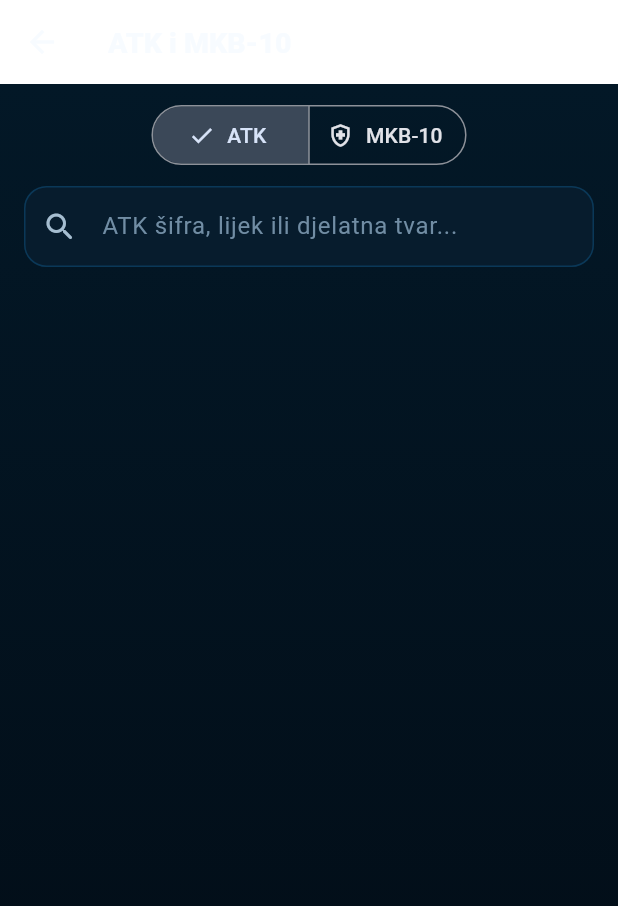
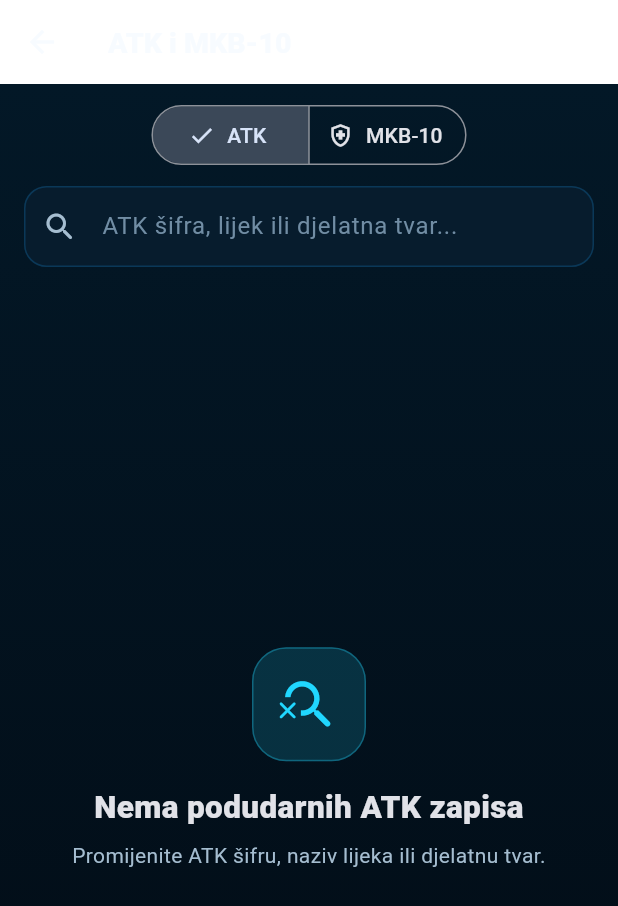
Before and after one commit to bren-wp/MediX, a Flutter app: the AppShell screen opened directly with empty values, after a tap on "ATK i MKB-10", on a phone screen of 412 x 824 dp. Shown: the top 906 px of the screen. Run offline on Flutter 3.47's test engine with Material 3 defaults, Android fonts, the phone set to English and light mode, and no system bars; our stand-ins replace flutter_local_notifications, flutter_timezone, shared_preferences, timezone; accounts and stored records are empty.

Commit message:
fix: make ATC and MKB classification states trustworthy

```diff
--- a/lib/features/classifications/classifications_screen.dart
+++ b/lib/features/classifications/classifications_screen.dart
@@ -37,28 +37,34 @@
   }
 
   Future<List<_IcdRecord>> _loadIcd10() async {
-    try {
     final raw = await rootBundle.loadString('assets/data/icd10.json');
     final decoded = jsonDecode(raw);
-      if (decoded is! Map) return _fallbackChapters;
+    if (decoded is! Map) {
+      throw const FormatException('Neispravan MKB-10 katalog.');
+    }
+
     final records = decoded['records'];
     if (records is! List || records.isEmpty) {
-        return _fallbackChapters;
+      throw const FormatException('MKB-10 katalog je prazan.');
     }
 
-      return records
+    final parsed = records
         .whereType<Map>()
         .map(
           (item) => _IcdRecord(
-              code: item['code']?.toString() ?? '',
-              title: item['title']?.toString() ?? '',
+            code: item['code']?.toString().trim() ?? '',
+            title: item['title']?.toString().trim() ?? '',
           ),
         )
         .where((item) => item.code.isNotEmpty && item.title.isNotEmpty)
         .toList(growable: false);
-    } catch (_) {
-      return _fallbackChapters;
+
+    if (parsed.isEmpty) {
+      throw const FormatException(
+        'MKB-10 katalog nema valjane zapise.',
+      );
     }
+    return parsed;
   }
 
   @override
@@ -101,6 +107,18 @@
                         ? 'ATK šifra, lijek ili djelatna tvar...'
                         : 'MKB-10 šifra ili naziv...',
                     prefixIcon: const Icon(Icons.search_rounded),
+                    suffixIcon: queryController.text.isEmpty
+                        ? null
+                        : IconButton(
+                            tooltip: 'Očisti pretragu',
+                            onPressed: () {
+                              queryController.clear();
+                              setState(() {});
+                            },
+                            icon: const Icon(
+                              Icons.close_rounded,
+                            ),
+                          ),
                   ),
                 ),
               ],
@@ -115,6 +133,15 @@
                 : FutureBuilder<List<_IcdRecord>>(
                     future: icdRecords,
                     builder: (context, snapshot) {
+                      if (snapshot.hasError) {
+                        return MedixEmptyState(
+                          icon: Icons.error_outline_rounded,
+                          title: 'MKB-10 katalog nije učitan',
+                          message:
+                              'MediX neće prikazati skraćene ili zamjenske dijagnostičke podatke kada provjereni lokalni katalog nije dostupan.',
+                          color: MedixColors.warning,
+                        );
+                      }
                       if (!snapshot.hasData) {
                         return const Center(
                           child: CircularProgressIndicator(),
@@ -127,6 +154,15 @@
                                 item.title.toLowerCase().contains(query);
                           })
                           .toList(growable: false);
+
+                      if (records.isEmpty) {
+                        return const MedixEmptyState(
+                          icon: Icons.search_off_rounded,
+                          title: 'Nema podudarnih MKB-10 zapisa',
+                          message:
+                              'Promijenite MKB-10 šifru ili naziv u pretrazi.',
+                        );
+                      }
 
                       return ListView.separated(
                         padding:
@@ -199,9 +235,14 @@
   Widget build(BuildContext context) {
     final groups = <String, List<Medication>>{};
     for (final medication in state.repository.medications) {
-      final code = medication.atcCode?.trim();
-      if (code == null || code.isEmpty) continue;
+      final rawCodes = medication.atcCode?.trim() ?? '';
+      if (rawCodes.isEmpty) continue;
+
+      for (final rawCode in rawCodes.split(RegExp(r'[;,]'))) {
+        final code = rawCode.trim().toUpperCase();
+        if (code.isEmpty) continue;
         groups.putIfAbsent(code, () => []).add(medication);
+      }
     }
 
     final codes = groups.keys.where((code) {
@@ -215,6 +256,15 @@
       return haystack.contains(query);
     }).toList()
       ..sort();
+
+    if (codes.isEmpty) {
+      return const MedixEmptyState(
+        icon: Icons.search_off_rounded,
+        title: 'Nema podudarnih ATK zapisa',
+        message:
+            'Promijenite ATK šifru, naziv lijeka ili djelatnu tvar.',
+      );
+    }
 
     return ListView.separated(
       padding: const EdgeInsets.fromLTRB(16, 4, 16, 28),
@@ -347,58 +397,3 @@
   final String code;
   final String title;
 }
-
-const _fallbackChapters = <_IcdRecord>[
-  _IcdRecord(code: 'A00-B99', title: 'Zarazne i parazitarne bolesti'),
-  _IcdRecord(code: 'C00-D48', title: 'Novotvorine'),
-  _IcdRecord(
-    code: 'D50-D89',
-    title: 'Bolesti krvi, krvotvornog i imunosnog sustava',
-  ),
-  _IcdRecord(
-    code: 'E00-E90',
-    title: 'Endokrine bolesti, prehrana i metabolizam',
-  ),
-  _IcdRecord(
-    code: 'F00-F99',
-    title: 'Mentalni poremećaji i poremećaji ponašanja',
-  ),
-  _IcdRecord(code: 'G00-G99', title: 'Bolesti živčanog sustava'),
-  _IcdRecord(code: 'H00-H59', title: 'Bolesti oka i očnih adneksa'),
-  _IcdRecord(code: 'H60-H95', title: 'Bolesti uha i mastoidnog nastavka'),
-  _IcdRecord(code: 'I00-I99', title: 'Bolesti cirkulacijskog sustava'),
-  _IcdRecord(code: 'J00-J99', title: 'Bolesti dišnoga sustava'),
-  _IcdRecord(code: 'K00-K93', title: 'Bolesti probavnoga sustava'),
-  _IcdRecord(code: 'L00-L99', title: 'Bolesti kože i potkožnoga tkiva'),
-  _IcdRecord(
-    code: 'M00-M99',
-    title: 'Bolesti mišićno-koštanog sustava i vezivnoga tkiva',
-  ),
-  _IcdRecord(code: 'N00-N99', title: 'Bolesti genitourinarnog sustava'),
-  _IcdRecord(code: 'O00-O99', title: 'Trudnoća, porođaj i babinje'),
-  _IcdRecord(
-    code: 'P00-P96',
-    title: 'Određena stanja nastala u perinatalnom razdoblju',
-  ),
-  _IcdRecord(
-    code: 'Q00-Q99',
-    title: 'Prirođene malformacije i kromosomske abnormalnosti',
-  ),
-  _IcdRecord(
-    code: 'R00-R99',
-    title: 'Simptomi, znakovi i abnormalni nalazi',
-  ),
-  _IcdRecord(
-    code: 'S00-T98',
-    title: 'Ozljede, otrovanja i ostale posljedice vanjskih uzroka',
-  ),
-  _IcdRecord(code: 'U00-U89', title: 'Šifre za posebne namjene'),
-  _IcdRecord(
-    code: 'V01-Y98',
-    title: 'Vanjski uzroci morbiditeta i mortaliteta',
-  ),
-  _IcdRecord(
-    code: 'Z00-Z99',
-    title: 'Čimbenici koji utječu na stanje zdravlja i kontakt sa zdravstvenom službom',
-  ),
-];
```
Lines whose indentation alone changed are shown as unchanged.
